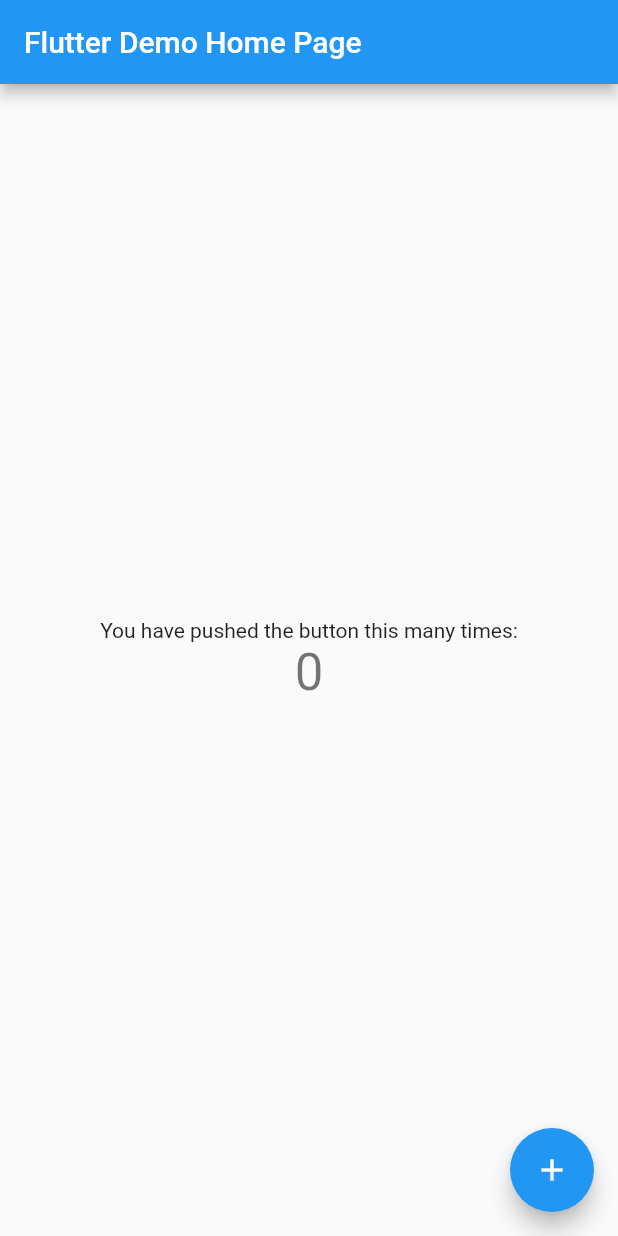
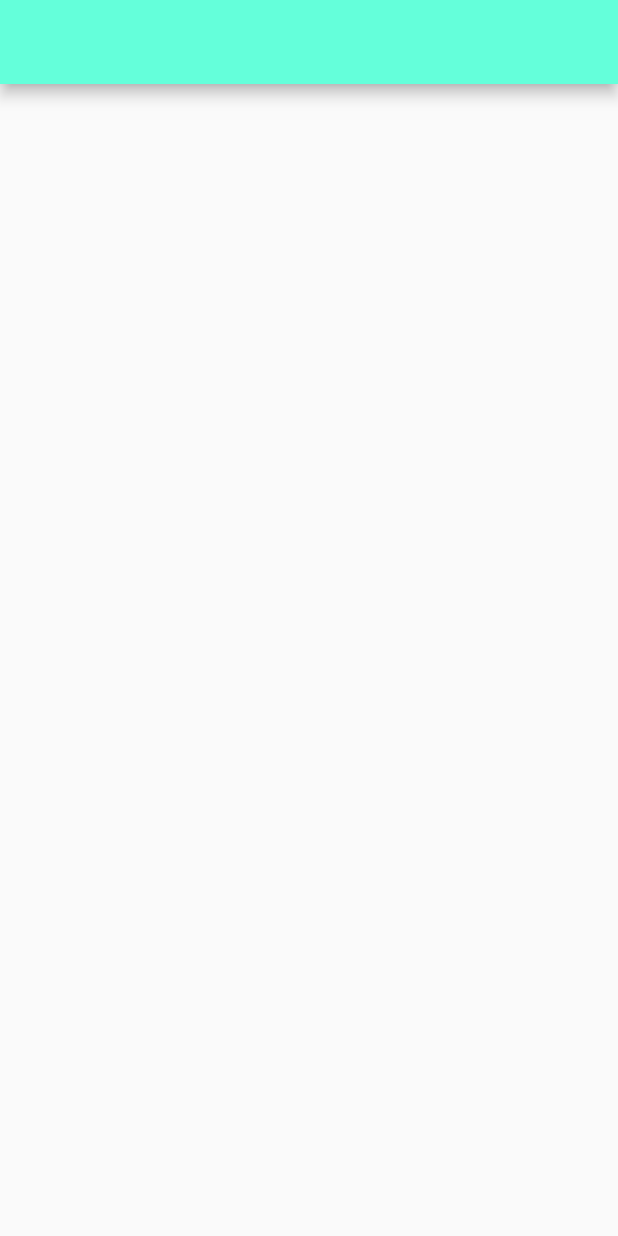
Before and after one commit to vinicius-gregorio/Flutter-2-responsive-multiplataform-designs, a Flutter app: the screen it shows after launch, on a phone screen of 412 x 824 dp. Run offline on Flutter 3.47's test engine with Material 2 defaults, Android fonts, the phone set to English and light mode, and no system bars.

Commit message:
feat: add home_page boilerPlate

```diff
--- a/lib/main.dart
+++ b/lib/main.dart
@@ -1,4 +1,5 @@
 import 'package:flutter/material.dart';
+import 'package:responsive_test/pages/pages.dart';
 
 void main() {
   runApp(MyApp());
@@ -9,105 +10,12 @@
   @override
   Widget build(BuildContext context) {
     return MaterialApp(
-      title: 'Flutter Demo',
+      debugShowCheckedModeBanner: false,
+      title: 'Flutter Responsive',
       theme: ThemeData(
-        // This is the theme of your application.
-        //
-        // Try running your application with "flutter run". You'll see the
-        // application has a blue toolbar. Then, without quitting the app, try
-        // changing the primarySwatch below to Colors.green and then invoke
-        // "hot reload" (press "r" in the console where you ran "flutter run",
-        // or simply save your changes to "hot reload" in a Flutter IDE).
-        // Notice that the counter didn't reset back to zero; the application
-        // is not restarted.
         primarySwatch: Colors.blue,
       ),
-      home: MyHomePage(title: 'Flutter Demo Home Page'),
+      home: HomePage(),
     );
   }
 }
-
-class MyHomePage extends StatefulWidget {
-  MyHomePage({Key key, this.title}) : super(key: key);
-
-  // This widget is the home page of your application. It is stateful, meaning
-  // that it has a State object (defined below) that contains fields that affect
-  // how it looks.
-
-  // This class is the configuration for the state. It holds the values (in this
-  // case the title) provided by the parent (in this case the App widget) and
-  // used by the build method of the State. Fields in a Widget subclass are
-  // always marked "final".
-
-  final String title;
-
-  @override
-  _MyHomePageState createState() => _MyHomePageState();
-}
-
-class _MyHomePageState extends State<MyHomePage> {
-  int _counter = 0;
-
-  void _incrementCounter() {
-    setState(() {
-      // This call to setState tells the Flutter framework that something has
-      // changed in this State, which causes it to rerun the build method below
-      // so that the display can reflect the updated values. If we changed
-      // _counter without calling setState(), then the build method would not be
-      // called again, and so nothing would appear to happen.
-      _counter++;
-    });
-  }
-
-  @override
-  Widget build(BuildContext context) {
-    // This method is rerun every time setState is called, for instance as done
-    // by the _incrementCounter method above.
-    //
-    // The Flutter framework has been optimized to make rerunning build methods
-    // fast, so that you can just rebuild anything that needs updating rather
-    // than having to individually change instances of widgets.
-    return Scaffold(
-      appBar: AppBar(
-        // Here we take the value from the MyHomePage object that was created by
-        // the App.build method, and use it to set our appbar title.
-        title: Text(widget.title),
-      ),
-      body: Center(
-        // Center is a layout widget. It takes a single child and positions it
-        // in the middle of the parent.
-        child: Column(
-          // Column is also a layout widget. It takes a list of children and
-          // arranges them vertically. By default, it sizes itself to fit its
-          // children horizontally, and tries to be as tall as its parent.
-          //
-          // Invoke "debug painting" (press "p" in the console, choose the
-          // "Toggle Debug Paint" action from the Flutter Inspector in Android
-          // Studio, or the "Toggle Debug Paint" command in Visual Studio Code)
-          // to see the wireframe for each widget.
-          //
-          // Column has various properties to control how it sizes itself and
-          // how it positions its children. Here we use mainAxisAlignment to
-          // center the children vertically; the main axis here is the vertical
-          // axis because Columns are vertical (the cross axis would be
-          // horizontal).
-          mainAxisAlignment: MainAxisAlignment.center,
-          children: <Widget>[
-            Text(
-              'You have pushed the button this many times:',
-            ),
-            Text(
-              '$_counter',
-              style: Theme.of(context).textTheme.headline4,
-            ),
-          ],
-        ),
-      ),
-      floatingActionButton: FloatingActionButton(
-        onPressed: _incrementCounter,
-        tooltip: 'Increment',
-        child: Icon(Icons.add),
-      ), // This trailing comma makes auto-formatting nicer for build methods.
-    );
-  }
-}
--- /dev/null
+++ b/lib/pages/home/home_page.dart
@@ -0,0 +1,17 @@
+import 'package:flutter/material.dart';
+
+class HomePage extends StatefulWidget {
+  @override
+  _HomePageState createState() => _HomePageState();
+}
+
+class _HomePageState extends State<HomePage> {
+  @override
+  Widget build(BuildContext context) {
+    return Scaffold(
+      appBar: AppBar(
+        backgroundColor: Colors.tealAccent,
+      ),
+    );
+  }
+}
--- /dev/null
+++ b/lib/pages/pages.dart
@@ -0,0 +1 @@
+export './home/home_page.dart';
--- a/pubspec.yaml
+++ b/pubspec.yaml
@@ -32,6 +32,7 @@
 dev_dependencies:
   flutter_test:
     sdk: flutter
+
 
 # For information on the generic Dart part of this file, see the
 # following page: https://dart.dev/tools/pub/pubspec
```
Also changed, not shown: 3 other files.
